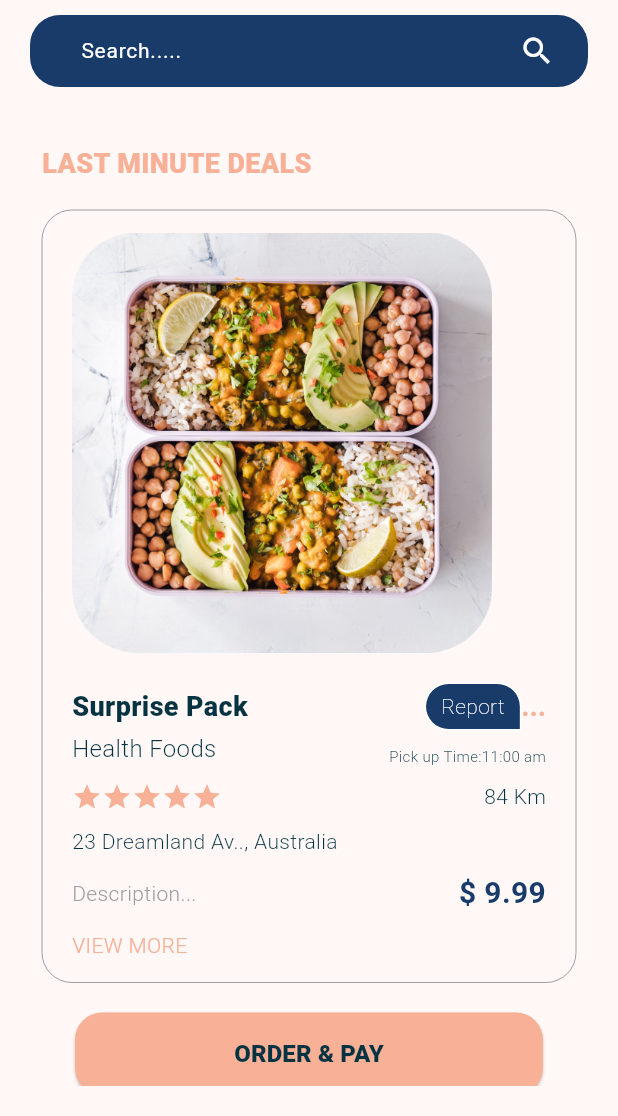
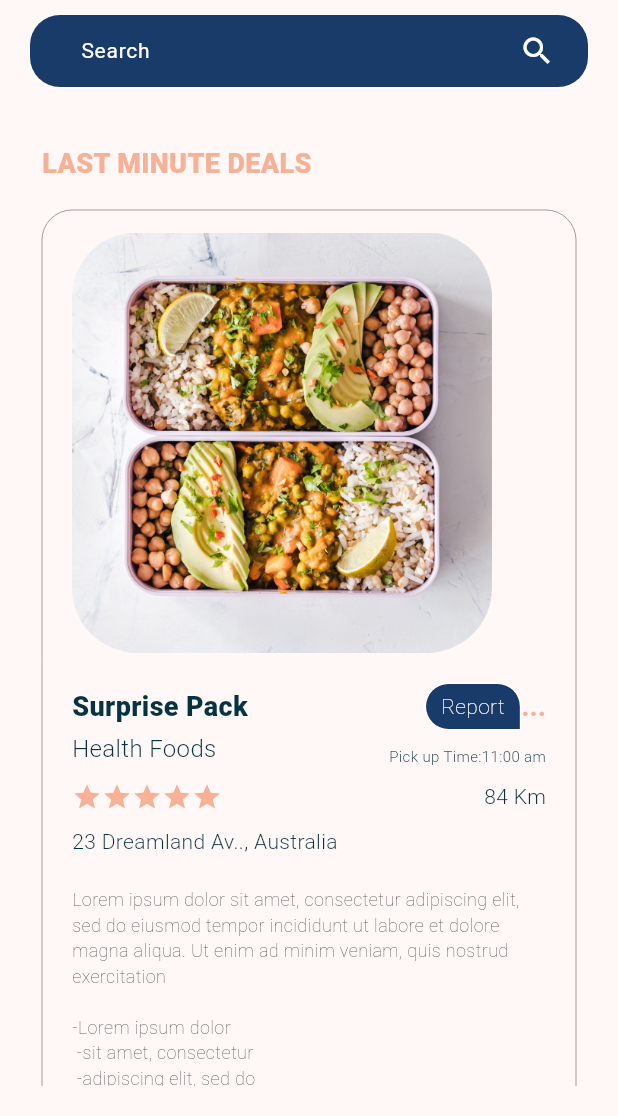
Before and after one commit to nitininf/takeaplate, a Flutter app: the OrderAndPayScreen screen opened by its route, on a phone screen of 412 x 824 dp, the part 120-1236 px from its top. Run offline on Flutter 3.47's test engine with Material 3 defaults, Android fonts, the phone set to English and light mode, and no system bars; our stand-ins replace dio, flutter_native_splash, internet_connection_checker, page_indicator, permission_handler and 1 more; missing offline and left inert: dart:ffi; accounts and stored records are empty; Roboto replaces fonts that are missing (fonts/Mont-Bold.otf, fonts/Mont-Book.otf, fonts/Mont-BookItalic.otf); project files that could hold a hidden picture were left out.

Commit message:
"View More and less fuctionalty iis done."

```diff
--- a/lib/CUSTOM_WIDGETS/common_pass_felds.dart
+++ b/lib/CUSTOM_WIDGETS/common_pass_felds.dart
@@ -25,7 +25,7 @@ class CommonPasswordField extends StatelessWidget {
          // obscureText: !loginViewModel!.isPasswordVisible,
           maxLines: 1,
           controller: controller,
-          style: const TextStyle(fontWeight: FontWeight.w300, fontSize: 16,fontFamily: montBook,color: headingColor),
+          style: const TextStyle(fontWeight: FontWeight.w400, fontSize: 16,fontFamily: montBook,color: headingColor),
           decoration: InputDecoration(
               filled: true,
               fillColor: editbgColor,
@@ -39,7 +39,7 @@ class CommonPasswordField extends StatelessWidget {
               contentPadding:
               const EdgeInsets.symmetric(horizontal: 16, vertical: 16),
               hintStyle:
-              const TextStyle(fontWeight: FontWeight.w300, fontSize: 16,fontFamily: montBook,color: hintColor),
+              const TextStyle(fontWeight: FontWeight.w400, fontSize: 16,fontFamily: montBook,color: hintColor),
               hintText: "password"));
 
   }
--- a/lib/CUSTOM_WIDGETS/custom_app_bar.dart
+++ b/lib/CUSTOM_WIDGETS/custom_app_bar.dart
@@ -1,6 +1,4 @@
 import 'package:flutter/material.dart';
-
-import '../UTILS/app_color.dart';
 import '../UTILS/app_images.dart';
 
 class CustomAppBar extends StatelessWidget {
@@ -9,11 +7,13 @@ class CustomAppBar extends StatelessWidget {
       this.logoColor,
       this.textColor,
       this.isMenu,
-      this.onTap});
+      this.onTap,
+      this.onTap_one});
   final bool? isMenu;
   final Color? logoColor;
   final Color? textColor;
   final VoidCallback? onTap;
+  final VoidCallback? onTap_one;
 
   @override
   Widget build(BuildContext context) {
@@ -24,7 +24,9 @@ class CustomAppBar extends StatelessWidget {
         mainAxisAlignment: MainAxisAlignment.start,
         children: [
         GestureDetector(
-        onTap:onTap ,
+        onTap:onTap_one ?? (){
+          Navigator.pop(context);
+        },
         child: Image.asset(
         back_arrow,
         height: 20,
--- a/lib/SCREENS/home_screens/orderandpay.dart
+++ b/lib/SCREENS/home_screens/orderandpay.dart
@@ -1,10 +1,13 @@
 import 'package:flutter/material.dart';
+import 'package:provider/provider.dart';
 import 'package:takeaplate/CUSTOM_WIDGETS/common_button.dart';
 import 'package:takeaplate/CUSTOM_WIDGETS/custom_text_style.dart';
+import 'package:takeaplate/MULTI-PROVIDER/common_counter.dart';
 import 'package:takeaplate/UTILS/app_color.dart';
 import 'package:takeaplate/UTILS/app_images.dart';
 import 'package:takeaplate/UTILS/app_strings.dart';
 import 'package:takeaplate/UTILS/fontfaimlly_string.dart';
+import 'package:takeaplate/main.dart';
 import '../../CUSTOM_WIDGETS/custom_app_bar.dart';
 import '../../CUSTOM_WIDGETS/custom_search_field.dart';
 class OrderAndPayScreen extends StatelessWidget {
@@ -21,7 +24,7 @@ class OrderAndPayScreen extends StatelessWidget {
             children: [
               CustomAppBar(),
               const SizedBox(height: 10),
-              CustomSearchField(hintText: "Search....."),
+              CustomSearchField(hintText: "Search"),
               Expanded(
                 child: SingleChildScrollView(
                   scrollDirection: Axis.vertical,
@@ -29,7 +32,7 @@ class OrderAndPayScreen extends StatelessWidget {
                     children: [
                       const SizedBox(height: 30,),
                       buildSection(lastminute, ""),
-                     getCards(),
+                     getCards(context),
                      const SizedBox(height: 10,),
                       Padding(
                         padding: EdgeInsets.only(left: 30,right: 30),
@@ -63,7 +66,7 @@ class OrderAndPayScreen extends StatelessWidget {
     );
   }
 
-  Widget getCards() {
+  Widget getCards(BuildContext context) {
     return Container(
       margin: const EdgeInsets.symmetric(horizontal: 8, vertical: 10),
       padding: const EdgeInsets.symmetric(horizontal: 20, vertical: 15),
@@ -131,30 +134,23 @@ class OrderAndPayScreen extends StatelessWidget {
           SizedBox(height: 10,),
           const CustomText(text: "23 Dreamland Av.., Australia", weight : FontWeight.w300, color: btntxtColor, fontfamilly: montBold),
           SizedBox(height: 10,),
-          const Row(
-            mainAxisAlignment: MainAxisAlignment.spaceBetween,
-            children: [
-              CustomText(text: "Description...", weight : FontWeight.w300, color: Colors.grey, fontfamilly: montBold),
-              CustomText(text: "\$ 9.99", color: editbgColor, sizeOfFont:20,fontfamilly: montBold),
-            ],
-          ),
+
           SizedBox(height: 10,),
+          Consumer<CommonCounter>(builder: ((context,commonProvider,child){
+            return viewMore(commonProvider);
+          }
+          )
 
-          GestureDetector(
-              onTap: (){
-                viewMore();
-              },
-              child: viewLess(),
           )
         ],
       ),
     );
   }
-  Widget viewLess(){
-    return CustomText(text: "VIEW MORE", weight : FontWeight.w300, color: btnbgColor, fontfamilly: montitalic);
-  }
-  Widget viewMore(){
-    return Column(
+
+
+  Widget viewMore(CommonCounter commonCounter){
+    return
+      commonCounter.isViewMore ? Column(
       crossAxisAlignment: CrossAxisAlignment.start,
       children: [
      CustomText(text: "Lorem ipsum dolor sit amet, consectetur adipiscing elit, sed do eiusmod tempor incididunt ut labore et dolore magna aliqua. Ut enim ad minim veniam, quis nostrud exercitation \n\n-Lorem ipsum dolor \n -sit amet, consectetur \n -adipiscing elit, sed do \n -eusmod tempor \n -incididunt ut",fontfamilly: montBook,sizeOfFont: 12,weight: FontWeight.w200,),
@@ -169,9 +165,25 @@ class OrderAndPayScreen extends StatelessWidget {
         SizedBox(height: 20,),
         GestureDetector(
           onTap: (){
-
+          commonCounter.viewMoreLess("VIEW MORE");
           },
-            child: CustomText(text: "VIEW LESS", weight : FontWeight.w300, color: btnbgColor, fontfamilly: montitalic)),
+            child: CustomText(text: commonCounter.textName, weight : FontWeight.w300, color: btnbgColor, fontfamilly: montitalic)),
+      ],
+    ) :   Column(
+        crossAxisAlignment: CrossAxisAlignment.start,
+      children: [
+        const Row(
+            mainAxisAlignment: MainAxisAlignment.spaceBetween,
+            children: [
+              CustomText(text: "Description...", weight : FontWeight.w300, color: Colors.grey, fontfamilly: montBold),
+              CustomText(text: "\$ 9.99", color: editbgColor, sizeOfFont:20,fontfamilly: montBold),
+            ],
+          ),
+        GestureDetector(
+          onTap: (){
+            commonCounter.viewMoreLess("VIEW LESS");
+          },
+            child: CustomText(text: commonCounter.textName, weight : FontWeight.w300, color: btnbgColor, fontfamilly: montitalic))
       ],
     );
   }
--- a/lib/SCREENS/home_screens/paymentdetails.dart
+++ b/lib/SCREENS/home_screens/paymentdetails.dart
@@ -23,7 +23,7 @@ class PaymentDetailsScreen extends StatelessWidget {
             children: [
               CustomAppBar(),
               const SizedBox(height: 10),
-              CustomSearchField(hintText: "Search....."),
+              const CustomSearchField(hintText: "Search"),
               Expanded(
                 child: SingleChildScrollView(
                   scrollDirection: Axis.vertical,
```
Also changed, not shown: lib/MULTI-PROVIDER/common_counter.dart (+11 -0 lines), lib/SCREENS/home_screens/profile_screen/profile_screen.dart (+7 -3 lines), lib/UTILS/dialog_helper.dart (+43 -2 lines), lib/payment_method/paymentmethod_screen.dart (+27 -19 lines).
